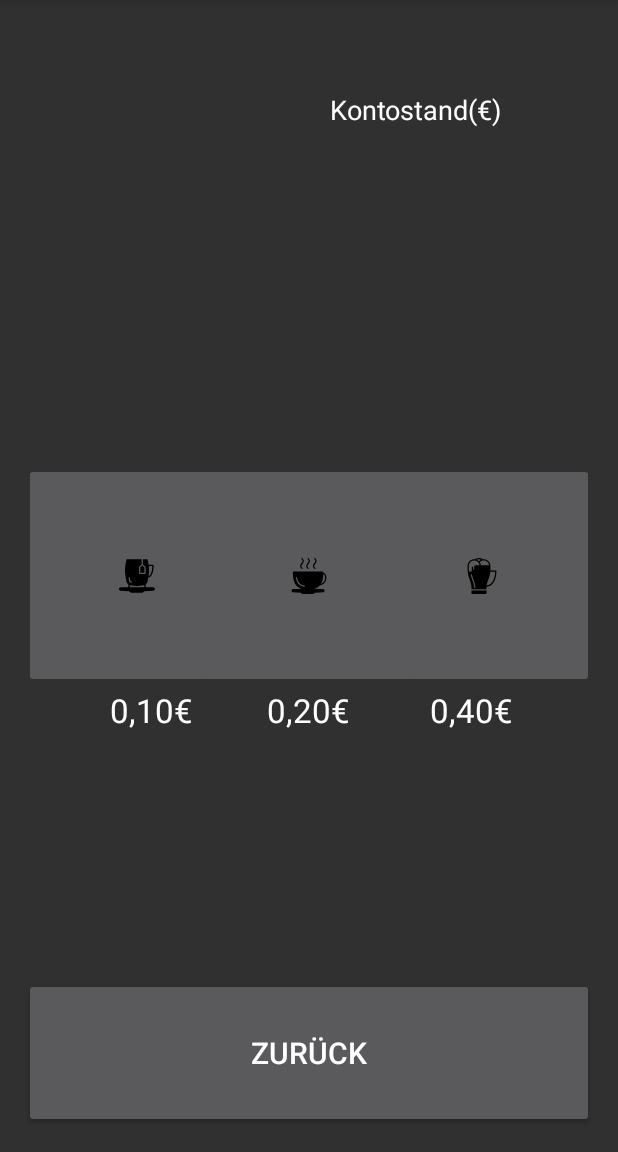
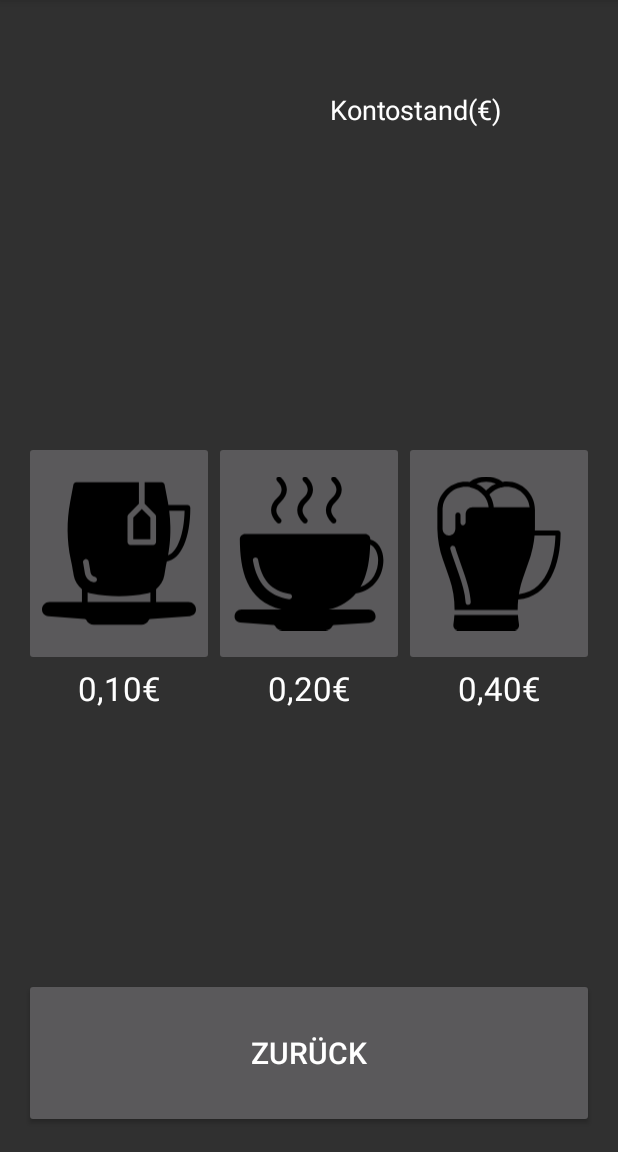
Before and after one commit to ratok-mk/Kaffeekasse, an Android app: the PayActivity screen opened directly, with no data from a screen before it, on a phone screen of 412 x 824 dp, the part 84-1236 px from its top. Run offline under Robolectric (Android 15) with nearby library versions, the light colour scheme and no system bars.

Commit message:
fixed layout and wording

```diff
--- a/app/src/main/java/com/zeiss/koch/kaffeekasse/PayActivity.java
+++ b/app/src/main/java/com/zeiss/koch/kaffeekasse/PayActivity.java
@@ -92,7 +92,7 @@ public class PayActivity extends AppCompatActivity {
         Double balance = db.getBalance(currentUser);
         String name = currentUser.getName();
         String message =
-            String.format("%1s hat %2$.2f bezahlt. Neuer Kontostand: %3$.2f", name, paymentValue, balance);
+            String.format("%1s hat %2$.2f€ bezahlt. Neuer Kontostand: %3$.2f€", name, Math.abs(paymentValue), balance);
         Toast.makeText(this, message, Toast.LENGTH_LONG).show();
     }
 
--- a/app/src/main/res/layout/activity_pay.xml
+++ b/app/src/main/res/layout/activity_pay.xml
@@ -13,63 +13,6 @@
 
     <include layout="@layout/view_user"/>
 
-    <ImageButton
-        android:layout_width="150dp"
-        android:layout_height="150dp"
-        app:srcCompat="@drawable/ic_tea_cup_1"
-        android:layout_centerVertical="true"
-        android:layout_alignParentStart="true"
-        android:id="@+id/Button10"
-        android:onClick="pay10Click" />
-
-    <ImageButton
-        android:layout_width="150dp"
-        android:layout_height="150dp"
-        app:srcCompat="@drawable/ic_frappe_4"
-        android:id="@+id/Button40"
-        android:layout_alignTop="@+id/Button20"
-        android:layout_alignParentEnd="true"
-        android:onClick="pay40Click" />
-
-    <ImageButton
-        android:layout_width="150dp"
-        android:layout_height="150dp"
-        app:srcCompat="@drawable/ic_coffee_cup_1"
-        android:id="@+id/Button20"
-        android:onClick="pay20Click"
-        android:layout_alignTop="@+id/Button10"
-        android:layout_centerHorizontal="true" />
-
-    <TextView
-        android:text="0,10€"
-        android:layout_width="wrap_content"
-        android:layout_height="wrap_content"
-        android:id="@+id/textView10"
-        android:layout_marginStart="57dp"
-        android:layout_below="@+id/Button10"
-        android:layout_alignParentStart="true"
-        style="@android:style/TextAppearance.Large" />
-
-    <TextView
-        android:text="0,20€"
-        android:layout_width="wrap_content"
-        android:layout_height="wrap_content"
-        android:id="@+id/textView20"
-        android:layout_below="@+id/Button20"
-        android:layout_centerHorizontal="true"
-        android:layout_centerInParent="false"
-        style="@android:style/TextAppearance.Large" />
-
-    <TextView
-        android:text="0,40€"
-        android:layout_width="wrap_content"
-        android:layout_height="wrap_content"
-        android:id="@+id/textView40"
-        android:layout_below="@+id/Button40"
-        android:layout_alignParentEnd="true"
-        android:layout_marginEnd="54dp"
-        style="@android:style/TextAppearance.Large" />
-
     <Button
         android:text="Zurück"
         android:layout_width="400dp"
@@ -80,4 +23,100 @@
         android:layout_alignParentBottom="true"
         android:layout_alignParentStart="true" />
 
+    <LinearLayout
+        android:orientation="horizontal"
+        android:layout_width="match_parent"
+        android:layout_height="wrap_content"
+        android:layout_centerVertical="true"
+        android:layout_alignParentStart="true">
+
+        <LinearLayout
+            android:orientation="vertical"
+            android:layout_width="wrap_content"
+            android:layout_height="wrap_content"
+            android:layout_weight="1">
+
+            <ImageButton
+                android:layout_width="match_parent"
+                android:layout_height="150dp"
+                app:srcCompat="@drawable/ic_tea_cup_1"
+                android:layout_centerVertical="true"
+                android:layout_alignParentStart="true"
+                android:id="@+id/Button10"
+                android:onClick="pay10Click"
+                android:scaleType="fitCenter"
+                android:layout_weight="1" />
+
+            <TextView
+                android:text="0,10€"
+                android:layout_width="match_parent"
+                android:layout_height="wrap_content"
+                android:id="@+id/textView10"
+                android:layout_below="@+id/Button10"
+                style="@android:style/TextAppearance.Large"
+                android:layout_weight="1"
+                android:textAlignment="center" />
+
+        </LinearLayout>
+
+        <LinearLayout
+            android:orientation="vertical"
+            android:layout_width="wrap_content"
+            android:layout_height="wrap_content"
+            android:layout_weight="1">
+
+            <ImageButton
+                android:layout_width="match_parent"
+                android:layout_height="150dp"
+                app:srcCompat="@drawable/ic_coffee_cup_1"
+                android:id="@+id/Button20"
+                android:onClick="pay20Click"
+                android:layout_alignTop="@+id/Button10"
+                android:layout_centerHorizontal="true"
+                android:scaleType="fitCenter"
+                android:layout_weight="1" />
+
+            <TextView
+                android:text="0,20€"
+                android:layout_width="match_parent"
+                android:layout_height="wrap_content"
+                android:id="@+id/textView20"
+                android:layout_below="@+id/Button20"
+                android:layout_centerHorizontal="true"
+                style="@android:style/TextAppearance.Large"
+                android:layout_weight="1"
+                android:textAlignment="center" />
+
+        </LinearLayout>
+
+        <LinearLayout
+            android:orientation="vertical"
+            android:layout_width="wrap_content"
+            android:layout_height="wrap_content"
+            android:layout_weight="1">
+
+            <ImageButton
+                android:layout_width="match_parent"
+                android:layout_height="150dp"
+                app:srcCompat="@drawable/ic_frappe_4"
+                android:id="@+id/Button40"
+                android:layout_alignTop="@+id/Button20"
+                android:layout_alignParentEnd="true"
+                android:onClick="pay40Click"
+                android:scaleType="fitCenter"
+                android:layout_weight="1" />
+
+            <TextView
+                android:text="0,40€"
+                android:layout_width="match_parent"
+                android:layout_height="wrap_content"
+                android:id="@+id/textView40"
+                android:layout_below="@+id/Button40"
+                android:layout_alignParentEnd="true"
+                style="@android:style/TextAppearance.Large"
+                android:textAlignment="center" />
+        </LinearLayout>
+
+    </LinearLayout>
+
 </RelativeLayout>
```
